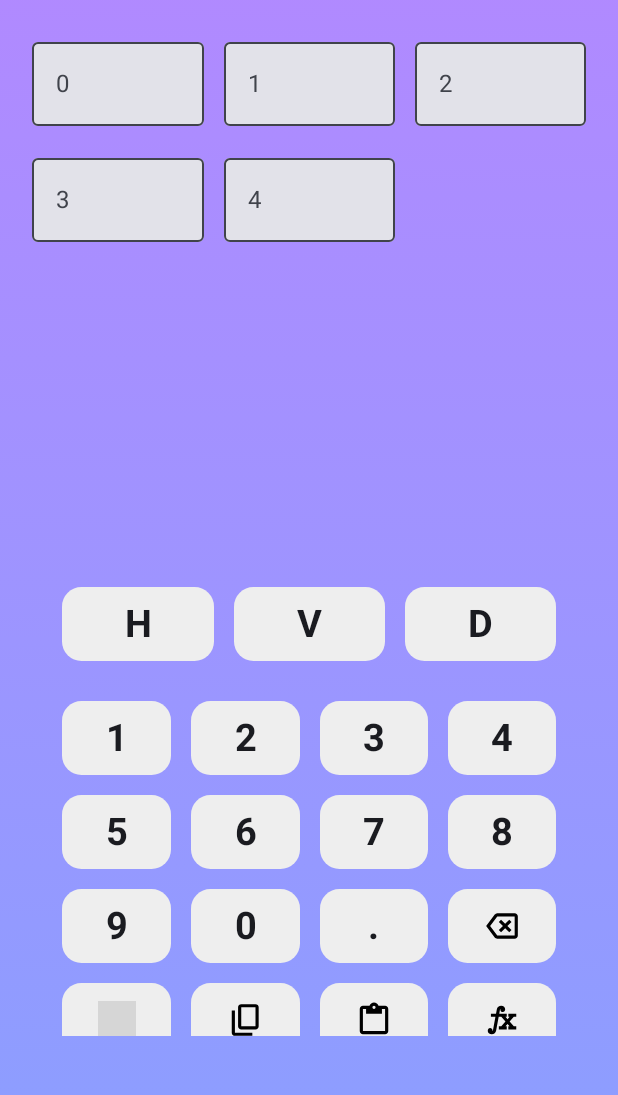
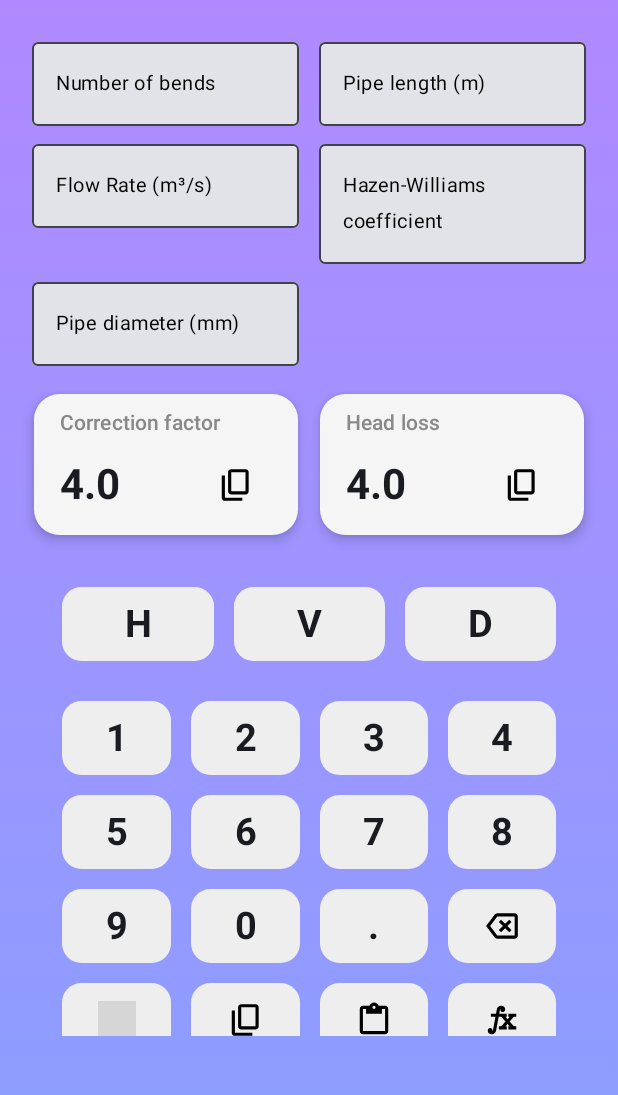
Before and after one commit to sadeghb97/water, an Android app built with Jetpack Compose: the screen it shows after launch (MainActivity), on a phone screen of 412 x 824 dp, the part 88-1183 px from its top. Run offline under Robolectric (Android 15) with nearby library versions, the light colour scheme and no system bars; grey boxes are pictures that could not be loaded.

Commit message:
add result ui

```diff
--- a/app/src/main/AndroidManifest.xml
+++ b/app/src/main/AndroidManifest.xml
@@ -1,6 +1,8 @@
 <?xml version="1.0" encoding="utf-8"?>
 <manifest xmlns:android="http://schemas.android.com/apk/res/android"
     xmlns:tools="http://schemas.android.com/tools">
+
+    <uses-permission android:name="android.permission.VIBRATE" />
 
     <application
         android:allowBackup="true"
--- a/app/src/main/java/ir/sbpro/waterengineering/formulas/WaterEngFormula.kt
+++ b/app/src/main/java/ir/sbpro/waterengineering/formulas/WaterEngFormula.kt
@@ -15,7 +15,7 @@ abstract class WaterEngFormula(val formulaKey: String, val parameters: List<Stri
 
 data class FormulaResult(
     val key: String,
-    val value: Float
+    val value: Float?
 )
 
 class ParametersState(val params: List<MutableState<TextFieldValue>>, val focuses: List<FocusRequester>){
--- a/app/src/main/java/ir/sbpro/waterengineering/lang/AppLanguage.kt
+++ b/app/src/main/java/ir/sbpro/waterengineering/lang/AppLanguage.kt
@@ -88,5 +88,4 @@ interface AppLanguage {
     fun githubRepoUrl(): String = "https://github.com/sadeghb97/watereng_formulas"
 
     fun getParameterTitle(paramKey: String) : String
-    fun getFormulaTitle(formulaKey: String) : String
 }
--- a/app/src/main/java/ir/sbpro/waterengineering/lang/EnLang.kt
+++ b/app/src/main/java/ir/sbpro/waterengineering/lang/EnLang.kt
@@ -92,15 +92,20 @@ class EnLang : AppLanguage {
 
     override fun getParameterTitle(paramKey: String) : String {
         return when(paramKey){
-            //"" -> ""
+            "x1" -> "X1"
+            "x2" -> "X2"
+            "y1" -> "Y1"
+            "y2" -> "Y2"
+            "dis" -> "Distance (m)"
+            "q" -> "Flow Rate (m³/s)"
+            "d" -> "Pipe diameter (mm)"
+            "v" -> "Flow velocity (m/s)"
+            "n" -> "Number of bends"
+            "f" -> "Correction factor"
+            "l" -> "Pipe length (m)"
+            "c" -> "Hazen-Williams coefficient"
+            "h" -> "Head loss"
             else -> paramKey
         }
     }
-
-    override fun getFormulaTitle(formulaKey: String) : String {
-        return when(formulaKey){
-            //"" -> ""
-            else -> formulaKey
-        }
-    }
 }
--- a/app/src/main/java/ir/sbpro/waterengineering/ui/components/ParamField.kt
+++ b/app/src/main/java/ir/sbpro/waterengineering/ui/components/ParamField.kt
@@ -1,10 +1,7 @@
 package ir.sbpro.waterengineering.ui.components
 
-import android.util.Log
-import androidx.compose.foundation.clickable
-import androidx.compose.foundation.gestures.detectTapGestures
 import androidx.compose.foundation.interaction.MutableInteractionSource
-import androidx.compose.foundation.text.KeyboardOptions
+import androidx.compose.foundation.interaction.PressInteraction
 import androidx.compose.material3.MaterialTheme
 import androidx.compose.material3.OutlinedTextField
 import androidx.compose.material3.Text
@@ -18,27 +15,25 @@ import androidx.compose.ui.ExperimentalComposeUiApi
 import androidx.compose.ui.Modifier
 import androidx.compose.ui.focus.FocusRequester
 import androidx.compose.ui.focus.focusRequester
-import androidx.compose.ui.input.pointer.pointerInput
+import androidx.compose.ui.graphics.Color
 import androidx.compose.ui.platform.InterceptPlatformTextInput
-import androidx.compose.ui.platform.LocalTextInputService
+import androidx.compose.ui.platform.LocalLayoutDirection
 import androidx.compose.ui.text.input.TextFieldValue
+import androidx.compose.ui.unit.LayoutDirection
+import ir.sbpro.waterengineering.utils.sxp
 import kotlinx.coroutines.awaitCancellation
-import androidx.compose.foundation.interaction.PressInteraction
-import androidx.compose.material3.LocalTextStyle
-import androidx.compose.ui.platform.LocalLayoutDirection
-import androidx.compose.ui.text.style.TextAlign
-import androidx.compose.ui.text.style.TextDirection
-import androidx.compose.ui.unit.LayoutDirection
 
 @OptIn(ExperimentalComposeUiApi::class)
 @Composable
 fun ParamField(label: String,
                textState: MutableState<TextFieldValue>,
-               focusRequester: FocusRequester,
                modifier: Modifier = Modifier,
+               focusRequester: FocusRequester? = null,
+               readOnly: Boolean = false,
                onClick: () -> Unit
 )
 {
+    val finalFocusRequester = focusRequester ?: remember { FocusRequester() }
     val interactionSource = remember { MutableInteractionSource() }
 
     // Collect interactions
@@ -59,25 +54,22 @@ fun ParamField(label: String,
                 OutlinedTextField(
                     value = textState.value,
                     onValueChange = {
-                        val filtered = it.text.filter { char -> /*char.isDigit()*/ true }
+                        val filtered = it.text.filter { char -> char.isDigit() || char.toString() == "." }
                         textState.value = it.copy(text = filtered)
                     },
                     modifier = modifier
-                        .focusRequester(focusRequester),
+                        .focusRequester(finalFocusRequester),
                     interactionSource = interactionSource,
-                    label = { Text(label) },
+                    label = { Text(text = label, fontSize = 12.sxp) },
                     singleLine = true,
+                    readOnly = readOnly,
                     colors = TextFieldDefaults.colors(
-                        cursorColor = MaterialTheme.colorScheme.primary
+                        cursorColor = MaterialTheme.colorScheme.primary,
+                        focusedLabelColor = Color.White,
+                        unfocusedLabelColor = Color.Black,
                     )
                 )
             }
         )
     }
-
-    CompositionLocalProvider(
-        LocalTextInputService provides null
-    ) {
-
-    }
 }
--- /dev/null
+++ b/app/src/main/java/ir/sbpro/waterengineering/ui/components/ResultDisplay.kt
@@ -0,0 +1,95 @@
+package ir.sbpro.waterengineering.ui.components
+
+import androidx.compose.foundation.Image
+import androidx.compose.foundation.layout.Arrangement
+import androidx.compose.foundation.layout.Column
+import androidx.compose.foundation.layout.Row
+import androidx.compose.foundation.layout.Spacer
+import androidx.compose.foundation.layout.fillMaxWidth
+import androidx.compose.foundation.layout.height
+import androidx.compose.foundation.layout.padding
+import androidx.compose.foundation.layout.size
+import androidx.compose.foundation.shape.RoundedCornerShape
+import androidx.compose.material.icons.Icons
+import androidx.compose.material3.Card
+import androidx.compose.material3.CardDefaults
+import androidx.compose.material3.IconButton
+import androidx.compose.material3.MaterialTheme
+import androidx.compose.material3.SegmentedButtonDefaults.Icon
+import androidx.compose.material3.Text
+import androidx.compose.runtime.Composable
+import androidx.compose.ui.Alignment
+import androidx.compose.ui.Modifier
+import androidx.compose.ui.graphics.Color
+import androidx.compose.ui.graphics.ColorFilter
+import androidx.compose.ui.platform.LocalContext
+import androidx.compose.ui.res.painterResource
+import androidx.compose.ui.text.font.FontWeight
+import androidx.compose.ui.text.style.TextAlign
+import ir.sbpro.waterengineering.R
+import ir.sbpro.waterengineering.utils.copyToClipboard
+import ir.sbpro.waterengineering.utils.dxp
+import ir.sbpro.waterengineering.utils.triggerVibration
+
+@Composable
+fun ResultDisplay(
+    label: String,
+    value: String?,
+    modifier: Modifier = Modifier
+) {
+    val context = LocalContext.current
+
+    Card(
+        modifier = modifier
+            .padding(6.dxp),
+        elevation = CardDefaults.cardElevation(4.dxp),
+        colors = CardDefaults.cardColors(containerColor = Color(0xFFF5F5F5)),
+        shape = RoundedCornerShape(16.dxp)
+    ) {
+        Column(
+            modifier = Modifier
+                .padding(horizontal = 16.dxp, vertical = 8.dxp)
+                .fillMaxWidth(),
+            horizontalAlignment = Alignment.Start
+        ) {
+            Text(
+                text = label,
+                style = MaterialTheme.typography.titleSmall,
+                color = Color.Gray,
+                modifier = Modifier.fillMaxWidth(),
+                textAlign = TextAlign.Start
+            )
+
+            Spacer(modifier = Modifier.height(6.dxp))
+
+            Row(
+                modifier = Modifier.fillMaxWidth(),
+                verticalAlignment = Alignment.CenterVertically,
+                horizontalArrangement = Arrangement.SpaceBetween
+            ) {
+                Text(
+                    text = value ?: "-",
+                    style = MaterialTheme.typography.headlineMedium.copy(fontWeight = FontWeight.Bold),
+                    textAlign = TextAlign.Start,
+                    modifier = Modifier.weight(1f)
+                )
+
+                IconButton(
+                    onClick = {
+                        value?.let {
+                            copyToClipboard(context, "Result", it)
+                            triggerVibration(context, 50, 50)
+                        }
+                    }
+                ) {
+                    Image(
+                        painter = painterResource(id = R.drawable.content_copy),
+                        contentDescription = null,
+                        colorFilter = ColorFilter.tint(Color.Black),
+                        modifier = Modifier.size(24.dxp),
+                    )
+                }
+            }
+        }
+    }
+}
--- a/app/src/main/java/ir/sbpro/waterengineering/ui/screens/MainScreen.kt
+++ b/app/src/main/java/ir/sbpro/waterengineering/ui/screens/MainScreen.kt
@@ -42,6 +42,7 @@ import ir.sbpro.waterengineering.AppDataStore
 import ir.sbpro.waterengineering.AppSingleton
 import ir.sbpro.waterengineering.R
 import ir.sbpro.waterengineering.formulas.DFormula
+import ir.sbpro.waterengineering.formulas.FormulaResult
 import ir.sbpro.waterengineering.formulas.HFormula
 import ir.sbpro.waterengineering.formulas.ParametersState
 import ir.sbpro.waterengineering.formulas.VFormula
@@ -49,6 +50,7 @@ import ir.sbpro.waterengineering.formulas.WaterEngFormula
 import ir.sbpro.waterengineering.lang.AppLanguage
 import ir.sbpro.waterengineering.ui.components.NumberPad
 import ir.sbpro.waterengineering.ui.components.ParamField
+import ir.sbpro.waterengineering.ui.components.ResultDisplay
 import ir.sbpro.waterengineering.ui.components.ScreenWrapper
 import ir.sbpro.waterengineering.ui.dialogs.AboutUsDialog
 import ir.sbpro.waterengineering.utils.dxp
@@ -78,12 +80,17 @@ fun MainScreen(
     val activeFormulaIndex = remember { mutableIntStateOf(0) }
     val activeParamIndex: MutableState<Int?> = remember { mutableStateOf(null) }
 
-    val activeFormula = formulasList[activeFormulaIndex.intValue]
-    val parametersState = remember { mutableStateOf(ParametersState.getParams(activeFormula.formulaKey, activeFormula.parameters.size)) }
+    val activeFormula = remember { mutableStateOf(formulasList[activeFormulaIndex.intValue]) }
+    val parametersState = remember {
+        mutableStateOf(ParametersState.getParams(activeFormula.value.formulaKey, activeFormula.value.parameters.size))
+    }
+    val formulaResult: MutableState<List<FormulaResult>> = remember {
+        mutableStateOf(activeFormula.value.getResults(parametersState.value))
+    }
+
     val rowCells = remember { mutableIntStateOf(
-        if(activeFormula.parameters.size <= 3) activeFormula.parameters.size
-        else if (activeFormula.parameters.size == 4) 2
-        else 3
+        if(activeFormula.value.parameters.size <= 1) 1
+        else 2
     ) }
 
     val dialogShowing = aboutShow.value
@@ -179,18 +186,34 @@ fun MainScreen(
             LazyVerticalGrid(
                 columns = GridCells.Fixed(rowCells.intValue),
                 modifier = Modifier
-                    .padding(start = 20.dxp, end = 20.dxp, bottom = 12.dxp)
+                    .padding(start = 20.dxp, end = 20.dxp, bottom = 10.dxp)
                     .fillMaxWidth(),
-                verticalArrangement = Arrangement.spacedBy(12.dxp),
+                verticalArrangement = Arrangement.spacedBy(3.dxp),
                 horizontalArrangement = Arrangement.spacedBy(12.dxp),
                 userScrollEnabled = false
             ) {
                 parametersState.value.params.forEachIndexed { index, item ->
                     item {
-                        ParamField(index.toString(), item, parametersState.value.focuses[index]){
+                        ParamField(
+                            label = lang.getParameterTitle(activeFormula.value.parameters[index]),
+                            textState = item,
+                            focusRequester = parametersState.value.focuses[index]
+                        ){
                             activeParamIndex.value = index
                         }
                     }
+                }
+            }
+
+            Row(
+                modifier = Modifier.padding(horizontal = 14.dxp)
+            ) {
+                formulaResult.value.forEachIndexed { rIndex, result ->
+                    ResultDisplay(
+                        label = lang.getParameterTitle(result.key),
+                        value = result.value?.toString(),
+                        modifier = Modifier.weight(1f)
+                    )
                 }
             }
         }
@@ -208,13 +231,13 @@ fun MainScreen(
                     formulas = formulasList,
                     onFormulaChange = {
                         activeFormulaIndex.intValue = it
-                        val cf = formulasList[activeFormulaIndex.intValue]
+                        activeFormula.value = formulasList[activeFormulaIndex.intValue]
                         rowCells.intValue =
-                            if (cf.parameters.size <= 3) cf.parameters.size
-                            else if (cf.parameters.size == 4) 2
-                            else 3
+                            if(activeFormula.value.parameters.size <= 1) 1
+                            else 2
                         parametersState.value =
-                            ParametersState.getParams(cf.formulaKey, cf.parameters.size)
+                            ParametersState.getParams(activeFormula.value.formulaKey, activeFormula.value.parameters.size)
+                        formulaResult.value = activeFormula.value.getResults(parametersState.value)
                     },
                     onNextParameter = {
                         if (activeParamIndex.value == null) activeParamIndex.value = 0
@@ -229,7 +252,7 @@ fun MainScreen(
                         )
                     }
                 ) {
-
+                    formulaResult.value = activeFormula.value.getResults(parametersState.value)
                 }
             }
         }
```
Also changed, not shown: app/src/main/java/ir/sbpro/waterengineering/lang/FaLang.kt (+13 -8 lines), app/src/main/java/ir/sbpro/waterengineering/ui/components/NumberPad.kt (+6 -2 lines), app/src/main/java/ir/sbpro/waterengineering/utils/Os.kt (+22 -0 lines).
